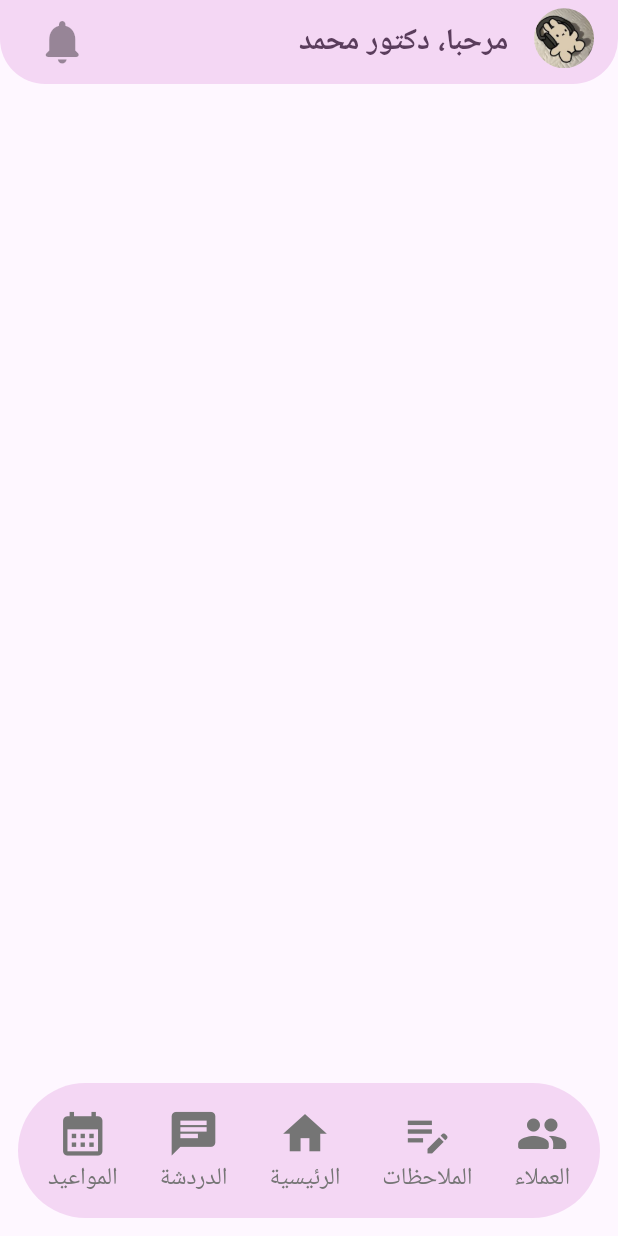
After one commit to kh4wl44/Therapy-App, a Flutter app: the screen it shows after launch, after a tap on "طبيب", on a phone screen of 412 x 824 dp. The commit adds this screen. Run offline on Flutter 3.47's test engine with Material 3 defaults, Android fonts, the phone set to English and light mode, and no system bars; our stand-ins replace get, google_fonts, table_calendar; Roboto replaces fonts that are missing (Almarai).

Commit message:
added therapist navigation bar

```diff
--- a/lib/features/auth/screens/Register/landingpage.dart
+++ b/lib/features/auth/screens/Register/landingpage.dart
@@ -52,7 +52,7 @@ class _LandingPageState extends State<LandingPage> {
                 child: Text(
                   "بلا حواجز",
                   style: GoogleFonts.almarai(
-                    textStyle: TextStyle(fontSize: 35, color: Colors.white),
+                    textStyle: TextStyle(fontSize: 50, color: Colors.white),
                   ),
                 ),
               ),
--- a/lib/features/auth/screens/Register/userType.dart
+++ b/lib/features/auth/screens/Register/userType.dart
@@ -5,6 +5,7 @@ import 'package:get/get_core/src/get_main.dart';
 import 'package:google_fonts/google_fonts.dart';
 import 'package:lati_project/features/auth/screens/Register/signup.dart';
 
+import '../Therapist/TherapistHome.dart';
 import 'login.dart';
 
 class UserType extends StatelessWidget {
@@ -53,7 +54,8 @@ class UserType extends StatelessWidget {
                   SizedBox(height: 40),
                   ElevatedButton(
                     onPressed: () {
-                      Get.to(()=>Signup());
+                      Get.to(()=>TherapistHome());
+                      //Get.to(()=>Signup());
                     },
                     style: ElevatedButton.styleFrom(
                       minimumSize: Size(200, 50),
--- /dev/null
+++ b/lib/features/auth/screens/Therapist/TherapistHome.dart
@@ -0,0 +1,163 @@
+import 'package:flutter/cupertino.dart';
+import 'package:flutter/material.dart';
+import 'package:get/get.dart';
+import 'package:get/get_core/src/get_main.dart';
+import 'package:google_fonts/google_fonts.dart';
+
+import '../Client/NotificationsScreen.dart';
+
+class TherapistHome extends StatefulWidget {
+  @override
+  State<TherapistHome> createState() => _TherapistHomeState();
+}
+
+class _TherapistHomeState extends State<TherapistHome> {
+  final GlobalKey<ScaffoldState> _scaffoldKey = GlobalKey<ScaffoldState>(); // Key for the scaffold
+  final String username = "محمد";
+  int _selectedIndex = 0;
+  Color backgroundColor = Colors.white.withOpacity(0.92);
+  bool hasNewNotifications = false;
+
+  void _onItemTapped(int index) {
+    setState(() {
+      _selectedIndex = index; // Update the selected index
+    });
+
+
+  }
+
+  @override
+  Widget build(BuildContext context) {
+    return Scaffold(
+      key: _scaffoldKey,
+      appBar: AppBar(
+        backgroundColor: Color(0xffF4D7F4),
+        automaticallyImplyLeading: false,
+        shape: RoundedRectangleBorder(
+        borderRadius: BorderRadius.vertical(
+        bottom: Radius.circular(30),)),
+
+        title: Container(
+          width: double.infinity,
+          child: Row(
+            mainAxisAlignment: MainAxisAlignment.spaceBetween,
+            children: [
+              GestureDetector(
+                onTap: () {
+                  // Open the drawer when tapped
+                  _scaffoldKey.currentState?.openDrawer();
+                },
+                child: Padding(
+                  padding: const EdgeInsets.only(bottom: 5),
+                  child: ClipRRect(
+                    borderRadius: BorderRadius.circular(50),
+                    child: const Image(
+                      image: AssetImage('lib/images/download (1).jpg'),
+                      width: 40,
+                      height: 40,
+                    ),
+                  ),
+                ),
+              ),
+
+
+              Padding(
+                padding: const EdgeInsets.only(left: 120),
+                child: Text(
+                  " مرحبا، دكتور $username",
+                  style: GoogleFonts.almarai(
+                    color: Color(0xff5A3D5C),
+                    fontSize: 20,
+                    fontWeight: FontWeight.bold,
+                  ),
+                ),
+              ),
+              IconButton(
+                onPressed: () {
+                  Get.to(NotificationsScreen());
+                },
+                icon: Icon(
+                  Icons.notifications_rounded,
+                  size: 35,
+                  color: hasNewNotifications ? Colors.purple : Colors.black38,
+                ),
+              ),
+            ],
+          ),
+        ),
+      ),
+      drawer: Drawer(
+        child: ListView(
+          padding: EdgeInsets.only(top: 50),
+          children: <Widget>[
+            ListTile(
+              title: Text('الصفحة الشخصية',
+                style: GoogleFonts.almarai(
+                    fontSize: 20, color: Color(0xff5A3D5C)),),
+              onTap: () {
+                // Handle navigation to ClientProfile
+                //Get.to(() => ClientProfile());
+                //Navigator.pop(context); // Close the drawer
+              },
+            ),
+          ],
+        ),
+      ),
+      bottomNavigationBar: Padding(
+        padding: const EdgeInsets.all(12.0),
+        child: Container(
+          decoration: BoxDecoration(
+            color: Color(0xffF4D7F4), // Background color
+            borderRadius: const BorderRadius.vertical(
+                top: Radius.circular(50),
+                bottom: Radius.circular(50)), // Radius for the top corners
+          ),
+          child: Padding(
+            padding: const EdgeInsets.symmetric(vertical: 10), // Add vertical padding
+            child: Padding(
+              padding: const EdgeInsets.all(6.0),
+              child: Row(
+                mainAxisAlignment: MainAxisAlignment.spaceAround,
+                children: [
+                  _buildNavItem(Icons.people_rounded, 'العملاء', 1),
+                  _buildNavItem(Icons.edit_note_outlined, 'الملاحظات', 2),
+                  _buildNavItem(Icons.home, 'الرئيسية', 0),
+                  _buildNavItem(Icons.chat, 'الدردشة', 3),
+                  _buildNavItem(Icons.calendar_month, 'المواعيد', 4),
+                ],
+              ),
+            ),
+          ),
+        ),
+      ),
+    );
+  }
+}
+
+Widget _buildNavItem(IconData icon, String label, int index) {
+  var _selectedIndex;
+  bool isSelected = _selectedIndex == index;
+
+  return GestureDetector(
+    //onTap: () => _onItemTapped(index),
+    child: Column(
+      mainAxisSize: MainAxisSize.min,
+      children: [
+        Icon(
+          icon,
+          color: isSelected ? Colors.purple : Colors.grey.shade600,
+          size: 35, // Adjust icon size
+        ),
+        Text(
+          label,
+          style: GoogleFonts.almarai(
+            textStyle: TextStyle(
+              color: isSelected ? Colors.purple : Colors.grey.shade600,
+              fontSize: 16, // Adjust font size
+            ),
+          ),
+        ),
+      ],
+    ),
+  );
+}
--- a/lib/features/auth/screens/home_page.dart
+++ b/lib/features/auth/screens/home_page.dart
@@ -2,7 +2,6 @@ import 'package:flutter/foundation.dart';
 import 'package:flutter/material.dart';
 import 'package:get/get.dart';
 import 'package:google_fonts/google_fonts.dart';
-
 import 'Client/ChatsScreen.dart';
 import 'Client/ClientProfile.dart';
 import 'Client/ClientSessions.dart';
@@ -74,6 +73,11 @@ class _HomePageState extends State<HomePage> {
       appBar: AppBar(
         backgroundColor: Color(0xffF4D7F4),
         automaticallyImplyLeading: false,
+        shape: RoundedRectangleBorder(
+            borderRadius: BorderRadius.vertical(
+              bottom: Radius.circular(30),
+            )
+        ),
         title: Container(
           width: double.infinity,
           child: Row(
@@ -177,7 +181,7 @@ class _HomePageState extends State<HomePage> {
                   },
                   child: Container(
                     decoration: BoxDecoration(
-                      color: Color(0xffF6F3B2),
+                      color: Color(0x80F3E5F8),
                       borderRadius: BorderRadius.all(Radius.circular(30)),
                     ),
                     child: Column(
@@ -221,6 +225,8 @@ class _HomePageState extends State<HomePage> {
           ),
         ),
       ),
+
+
       bottomNavigationBar: Padding(
         padding: const EdgeInsets.all(12.0),
         child: Container(
```
Also changed, not shown: lib/images/360_F_807371256_48POgG0Dx6nwImwCrGvD5RQcublqEdp7.jpg (added).
